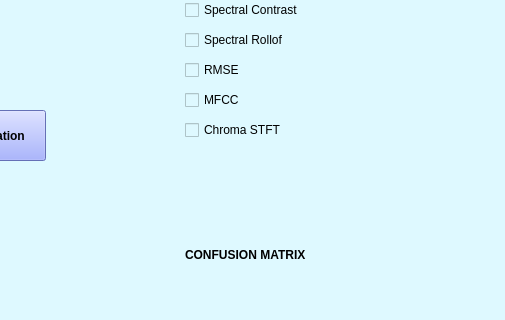
Old version of the form arayuzV2.ui in the repository cetekin/signalProcessing; both pictures show x 527 to 1032 and y 186 to 506 of the 1032 by 830 pixel window.
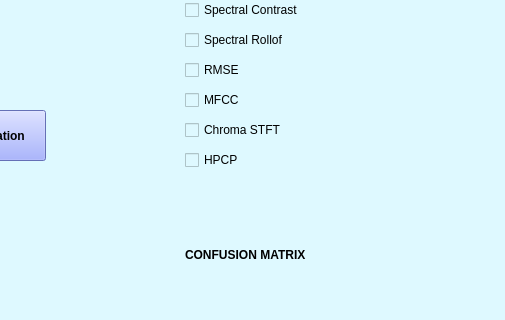
New version of the form.

Commit message: Getting features from database for classification is done

The edit to the form file:
```diff
--- a/arayuzV2.ui
+++ b/arayuzV2.ui
@@ -436,6 +436,19 @@
        <string>Start Classification</string>
       </property>
      </widget>
+     <widget class="QCheckBox" name="cb_hpcp">
+      <property name="geometry">
+       <rect>
+        <x>710</x>
+        <y>310</y>
+        <width>111</width>
+        <height>20</height>
+       </rect>
+      </property>
+      <property name="text">
+       <string>HPCP</string>
+      </property>
+     </widget>
     </widget>
     <widget class="QWidget" name="tab_screen_2">
      <attribute name="title">
```
Left out of the diff: 40 changed lines with no effect on the pictures. The commit also changes 2 other files.
